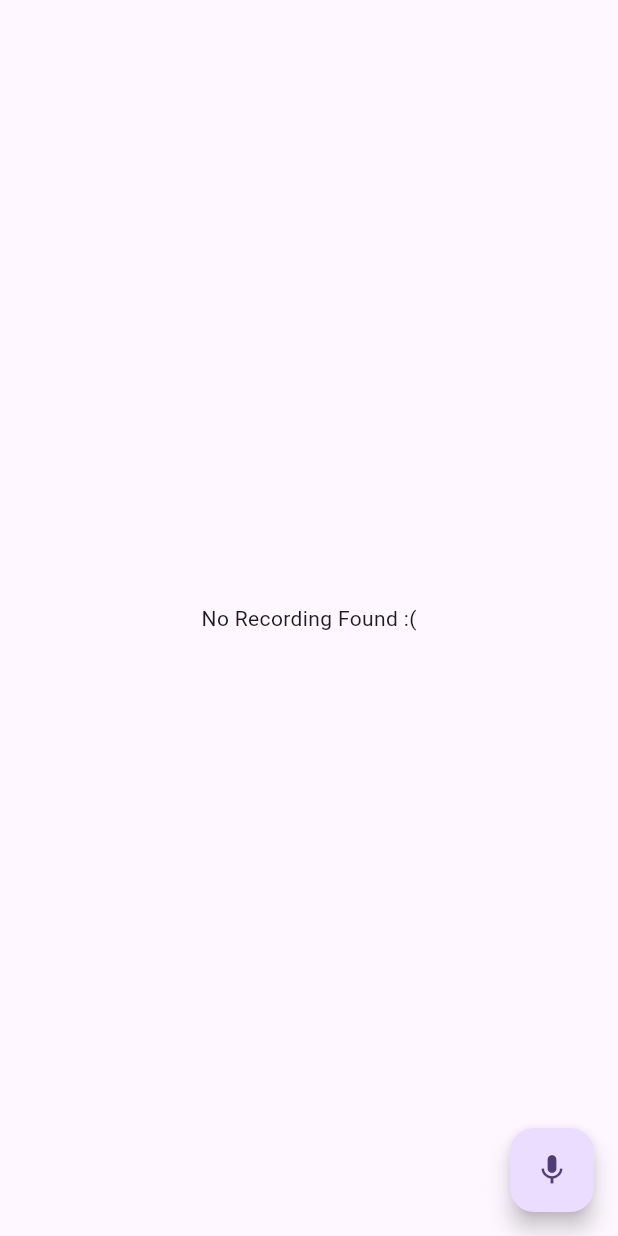
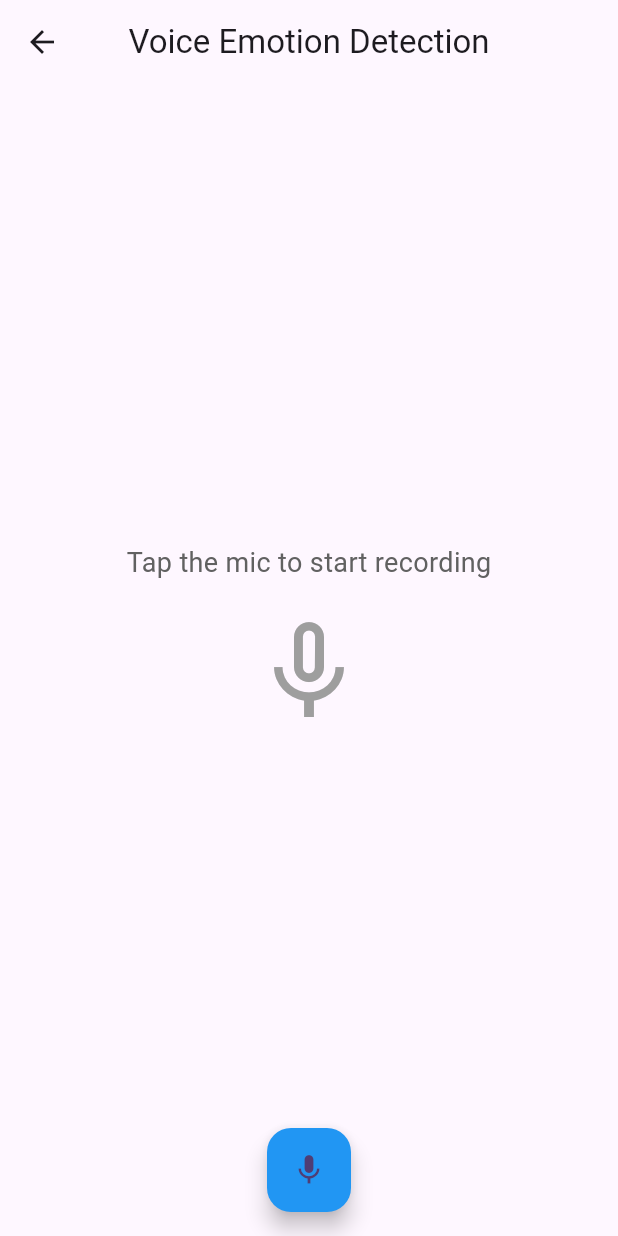
Before and after one commit to Minach2002/updated_deepvoice, a Flutter app: the HomeScreen screen opened directly, after a tap on the "mic" icon, on a phone screen of 412 x 824 dp. Run offline on Flutter 3.47's test engine with Material 3 defaults, Android fonts, the phone set to English and light mode, and no system bars; our stand-ins replace audioplayers; missing offline and left inert: record.

Commit message:
updated code 27/3/25

```diff
--- a/lib/screens/home_screen.dart
+++ b/lib/screens/home_screen.dart
@@ -1,162 +1,286 @@
-import 'dart:io';
 import 'package:flutter/material.dart';
-import 'package:path/path.dart' as p;
-import 'package:path_provider/path_provider.dart';
 import 'package:record/record.dart';
 import 'package:http/http.dart' as http;
 import 'package:audioplayers/audioplayers.dart';
-import 'package:http_parser/http_parser.dart'; // For MediaType
-import 'dart:convert'; // For json.decode
+import 'package:http_parser/http_parser.dart';
+import 'dart:convert';
+import 'package:path_provider/path_provider.dart';
 
 class HomeScreen extends StatefulWidget {
-  const HomeScreen({super.key});
+  const HomeScreen({Key? key}) : super(key: key);
 
   @override
-  _HomeScreenState createState() => _HomeScreenState();
+  State<HomeScreen> createState() => _HomeScreenState();
 }
 
 class _HomeScreenState extends State<HomeScreen> {
-  final AudioRecorder audioRecorder = AudioRecorder();
-  final AudioPlayer audioPlayer = AudioPlayer();
-  String? recordingPath;
-  bool isRecording = false, isPlaying = false;
-  String? predictedEmotion; // To store the predicted emotion
+  final AudioRecorder _audioRecorder = AudioRecorder();
+  final AudioPlayer _audioPlayer = AudioPlayer();
+  String? _recordingPath;
+  bool _isRecording = false;
+  bool _isPlaying = false;
+  bool _isLoading = false;
+  String _currentStatus = 'Tap the mic to start recording';
+  String _detectedEmotion = '';
+  String _confidence = '';
+  String _currentTip = '';
+  String _apiError = '';
 
-  // Function to send the audio file to the Flask server
-  Future<void> _sendAudioToServer(String filePath) async {
-    print('Sending audio file to server: $filePath'); // Debug log
+  Future<void> _analyzeAudio() async {
+    if (_recordingPath == null) return;
 
+    setState(() {
+      _isLoading = true;
+      _currentStatus = 'Analyzing emotion...';
+      _apiError = '';
+    });
+
+    try {
       var request = http.MultipartRequest(
         'POST',
-      Uri.parse('https://4e2e-34-126-85-40.ngrok-free.app/predict'), // Use your ngrok URL
+        Uri.parse('https://9086-34-106-10-62.ngrok-free.app/predict'), // Added /predict endpoint
       );
 
-    // Attach the audio file
-    request.files.add(
-      await http.MultipartFile.fromPath(
-        'file', // Field name (must match the Flask server's expected field)
-        filePath, // Path to the audio file
-        contentType: MediaType('audio', 'wav'), // Set the content type
-      ),
-    );
+      request.files.add(await http.MultipartFile.fromPath(
+        'file',
+        _recordingPath!,
+        contentType: MediaType('audio', 'wav'),
+      ));
 
-    // Send the request
-    try {
       var response = await request.send();
-      print('Response status code: ${response.statusCode}'); // Debug log
+      var responseData = await response.stream.bytesToString();
+      var jsonResponse = json.decode(responseData);
 
-      if (response.statusCode == 200) {
-        // Read the response
-        var responseData = await response.stream.bytesToString();
-        print('Server response: $responseData'); // Debug log
-
-        // Parse the JSON response
-        var jsonResponse = json.decode(responseData);
+      if (jsonResponse['success'] == true) {
         setState(() {
-          predictedEmotion = jsonResponse['emotion']; // Update the predicted emotion
+          _detectedEmotion = jsonResponse['emotion'];
+          _confidence = '${(double.parse(jsonResponse['confidence']) * 100).toStringAsFixed(1)}% confidence'; // Fixed decimal places
+          _currentTip = jsonResponse['tip'];
+          _currentStatus = 'Analysis complete';
         });
       } else {
-        // Handle errors
         setState(() {
-          predictedEmotion = 'Error: ${response.statusCode}';
+          _apiError = jsonResponse['error'] ?? 'Unknown error occurred';
+          _currentStatus = 'Analysis failed';
         });
       }
     } catch (e) {
-      // Handle exceptions
-      print('Error sending request: $e'); // Debug log
       setState(() {
-        predictedEmotion = 'Error: $e';
+        _apiError = 'Connection error: ${e.toString()}';
+        _currentStatus = 'Failed to connect to server';
+      });
+    } finally {
+      setState(() => _isLoading = false);
+    }
+  }
+
+  Future<void> _toggleRecording() async {
+    if (_isRecording) {
+      await _audioRecorder.stop();
+      setState(() {
+        _isRecording = false;
+        _currentStatus = 'Recording saved';
+      });
+      await _analyzeAudio();
+    } else {
+      if (await _audioRecorder.hasPermission()) {
+        final tempDir = await getTemporaryDirectory();
+        final filePath = '${tempDir.path}/recording_${DateTime.now().millisecondsSinceEpoch}.wav';
+
+        await _audioRecorder.start(
+          RecordConfig(encoder: AudioEncoder.wav, sampleRate: 16000),
+          path: filePath,
+        );
+
+        setState(() {
+          _isRecording = true;
+          _recordingPath = filePath;
+          _detectedEmotion = '';
+          _confidence = '';
+          _currentTip = '';
+          _apiError = '';
+          _currentStatus = 'Recording... Speak now!';
         });
       }
+    }
+  }
+
+  Future<void> _togglePlayback() async {
+    if (_isPlaying) {
+      await _audioPlayer.stop();
+      setState(() => _isPlaying = false);
+    } else if (_recordingPath != null) {
+      await _audioPlayer.play(DeviceFileSource(_recordingPath!));
+      setState(() => _isPlaying = true);
+    }
+  }
+
+  @override
+  void dispose() {
+    _audioRecorder.dispose();
+    _audioPlayer.dispose();
+    super.dispose();
   }
 
   @override
   Widget build(BuildContext context) {
     return Scaffold(
-      floatingActionButton: _recordingButton(),
-      body: _buildUI(),
+      appBar: AppBar(
+        title: const Text('Voice Emotion Detection'),
+        centerTitle: true,
+        elevation: 0,
+      ),
+      body: Center(
+        child: Padding(
+          padding: const EdgeInsets.all(20.0),
+          child: Column(
+            mainAxisAlignment: MainAxisAlignment.center,
+            children: [
+              // Status Indicator
+              Text(
+                _currentStatus,
+                style: TextStyle(
+                  fontSize: 18,
+                  color: _isRecording ? Colors.red : Colors.grey[700],
+                ),
+              ),
+              const SizedBox(height: 20),
+
+              // Recording/Playback Visual
+              if (_isRecording)
+                const Icon(Icons.mic, size: 80, color: Colors.red)
+              else if (_recordingPath != null)
+                IconButton(
+                  icon: Icon(
+                    _isPlaying ? Icons.stop : Icons.play_arrow,
+                    size: 60,
+                    color: Colors.blue,
+                  ),
+                  onPressed: _togglePlayback,
+                )
+              else
+                const Icon(Icons.mic_none, size: 80, color: Colors.grey),
+
+              const SizedBox(height: 30),
+
+              // Loading Indicator
+              if (_isLoading)
+                const Column(
+                  children: [
+                    CircularProgressIndicator(),
+                    SizedBox(height: 10),
+                    Text('Processing...'),
+                  ],
+                ),
+
+              // Results Display
+              if (_detectedEmotion.isNotEmpty)
+                _buildResultCard(),
+
+              // Error Display
+              if (_apiError.isNotEmpty)
+                _buildErrorCard(),
+            ],
+          ),
+        ),
+      ),
+      floatingActionButton: FloatingActionButton(
+        onPressed: _toggleRecording,
+        child: Icon(_isRecording ? Icons.stop : Icons.mic),
+        backgroundColor: _isRecording ? Colors.red : Colors.blue,
+      ),
+      floatingActionButtonLocation: FloatingActionButtonLocation.centerFloat,
     );
   }
 
-  Widget _buildUI() {
-    return SizedBox(
-      width: MediaQuery.sizeOf(context).width,
+  Widget _buildResultCard() {
+    return Card(
+      elevation: 4,
+      margin: const EdgeInsets.all(20),
+      child: Padding(
+        padding: const EdgeInsets.all(20.0),
         child: Column(
-        mainAxisAlignment: MainAxisAlignment.center,
-        crossAxisAlignment: CrossAxisAlignment.center,
           children: [
-          if (recordingPath != null)
-            MaterialButton(
-              onPressed: () async {
-                if (audioPlayer.state == PlayerState.playing) {
-                  // Stop the audio if it's playing
-                  await audioPlayer.stop();
-                  setState(() {
-                    isPlaying = false;
-                  });
-                } else {
-                  // Play the audio if it's not playing
-                  await audioPlayer.play(DeviceFileSource(recordingPath!));
-                  setState(() {
-                    isPlaying = true;
-                  });
-                }
-              },
-              color: Theme.of(context).colorScheme.primary,
-              child: Text(
-                isPlaying ? "Stop Playing Recording" : "Start Playing Recording",
-                style: const TextStyle(
-                  color: Colors.white,
+            Text(
+              'DETECTED EMOTION',
+              style: TextStyle(
+                fontSize: 14,
+                fontWeight: FontWeight.bold,
+                color: Colors.grey[600],
               ),
             ),
+            const SizedBox(height: 10),
+            Text(
+              _detectedEmotion.toUpperCase(),
+              style: const TextStyle(
+                fontSize: 28,
+                fontWeight: FontWeight.bold,
+                color: Colors.blue,
               ),
-          if (recordingPath == null) const Text('No Recording Found :('),
-          if (predictedEmotion != null) // Display the predicted emotion
-            Padding(
-              padding: const EdgeInsets.only(top: 20),
+            ),
+            const SizedBox(height: 5),
+            Text(
+              _confidence,
+              style: TextStyle(
+                fontSize: 16,
+                color: Colors.grey[700],
+              ),
+            ),
+            const Divider(height: 30),
+            Text(
+              'RECOMMENDED TIP',
+              style: TextStyle(
+                fontSize: 14,
+                fontWeight: FontWeight.bold,
+                color: Colors.grey[600],
+              ),
+            ),
+            const SizedBox(height: 10),
+            Container(
+              padding: const EdgeInsets.all(15),
+              decoration: BoxDecoration(
+                color: Colors.blue[50],
+                borderRadius: BorderRadius.circular(10),
+              ),
               child: Text(
-                'Predicted Emotion: $predictedEmotion',
-                style: const TextStyle(
-                  fontSize: 18,
-                  fontWeight: FontWeight.bold,
-                ),
+                _currentTip,
+                style: const TextStyle(fontSize: 16),
+                textAlign: TextAlign.center,
               ),
             ),
           ],
         ),
+      ),
     );
   }
 
-  Widget _recordingButton() {
-    return FloatingActionButton(
-      onPressed: () async {
-        if (isRecording) {
-          // Stop recording
-          String? filePath = await audioRecorder.stop();
-          if (filePath != null) {
-            setState(() {
-              isRecording = false;
-              recordingPath = filePath;
-            });
-
-            // Send the audio file to the server
-            await _sendAudioToServer(filePath);
-          }
-        } else {
-          // Start recording
-          if (await audioRecorder.hasPermission()) {
-            final Directory appDocumentsDir = await getApplicationDocumentsDirectory();
-            final String filePath = p.join(appDocumentsDir.path, "recording.wav");
-            await audioRecorder.start(const RecordConfig(), path: filePath);
-            setState(() {
-              isRecording = true;
-              recordingPath = null;
-            });
-          }
-        }
-      },
-      child: Icon(
-        isRecording ? Icons.stop : Icons.mic,
+  Widget _buildErrorCard() {
+    return Card(
+      color: Colors.red[50],
+      elevation: 4,
+      margin: const EdgeInsets.all(20),
+      child: Padding(
+        padding: const EdgeInsets.all(20.0),
+        child: Column(
+          children: [
+            const Icon(Icons.error_outline, color: Colors.red, size: 40),
+            const SizedBox(height: 10),
+            Text(
+              _apiError,
+              style: const TextStyle(color: Colors.red),
+              textAlign: TextAlign.center,
+            ),
+            const SizedBox(height: 15),
+            ElevatedButton(
+              onPressed: _analyzeAudio,
+              style: ElevatedButton.styleFrom(
+                backgroundColor: Colors.red,
+                foregroundColor: Colors.white,
+              ),
+              child: const Text('TRY AGAIN'),
+            ),
+          ],
+        ),
       ),
     );
   }
```
Lines whose indentation alone changed are shown as unchanged.
